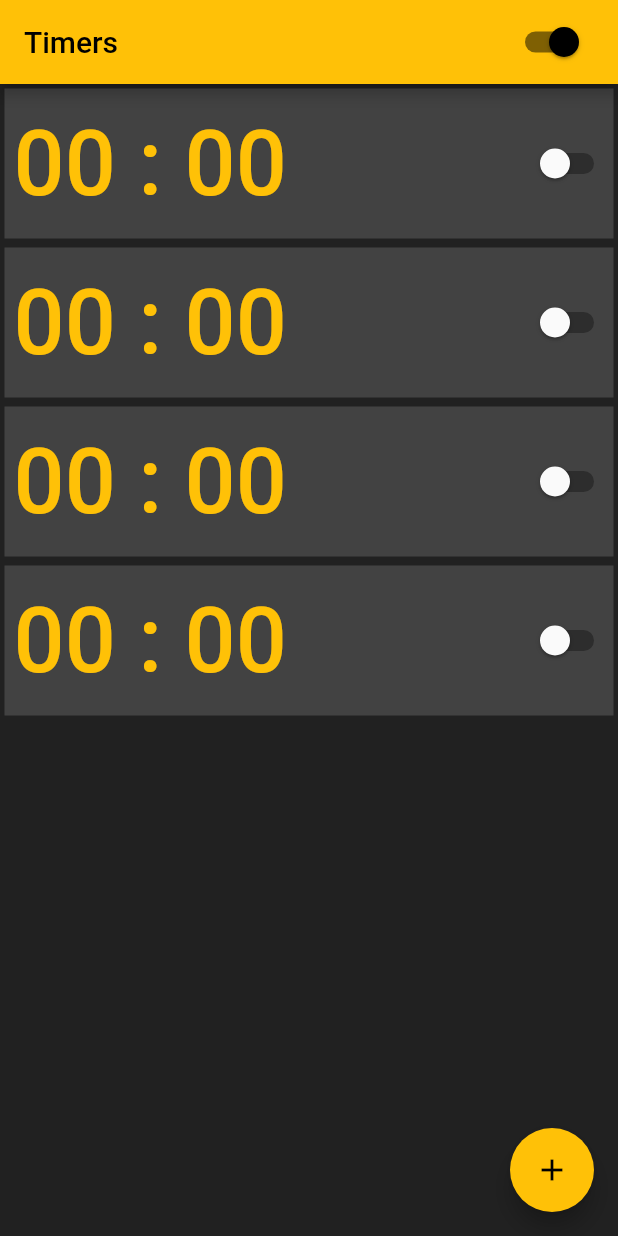
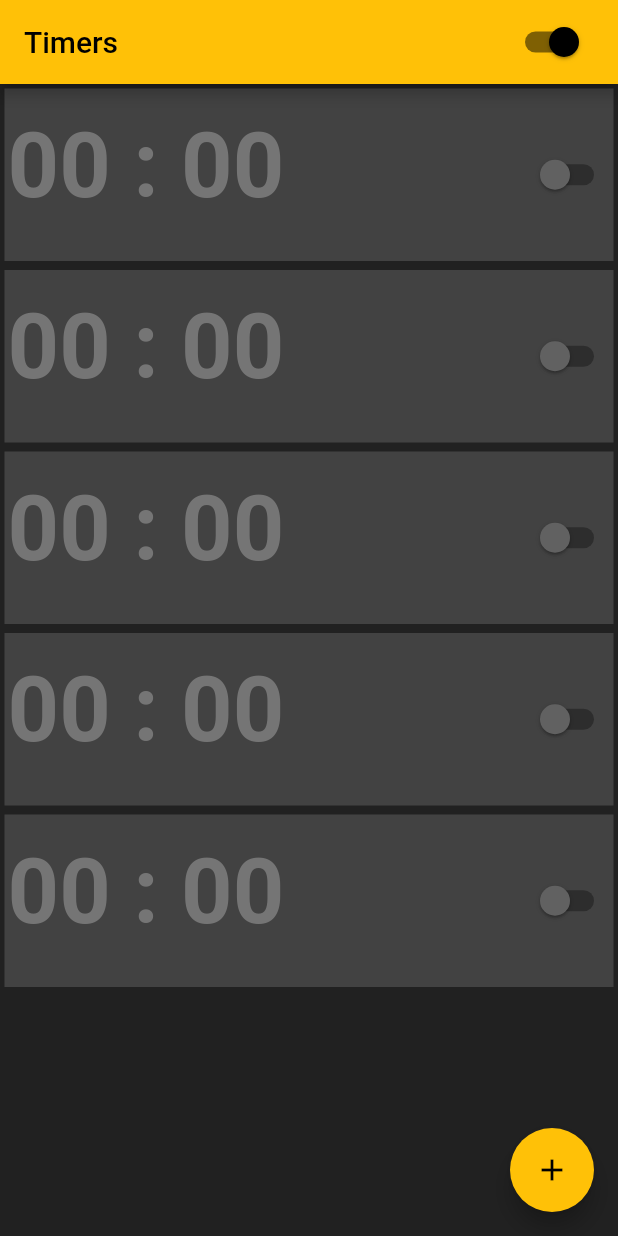
Before and after one commit to pife00/flutte-timer-app, a Flutter app: the screen it shows after launch, after a tap on the "add" icon, on a phone screen of 412 x 824 dp. Run offline on Flutter 3.47's test engine with Material 2 defaults, Android fonts, the phone set to English and light mode, and no system bars; our stand-ins replace audioplayers, flutter_local_notifications, numberpicker, shared_preferences; missing offline and left inert: flutter_background_service, flutter_background_service_android, flutter_vibrate.

```diff
--- a/lib/main.dart
+++ b/lib/main.dart
@@ -159,7 +159,7 @@ Future<void> onStart(ServiceInstance service) async {
   });
 
   // bring to foreground
-  Timer.periodic(const Duration(milliseconds: 300), (timer) async {
+  Timer.periodic(const Duration(milliseconds: 1000), (timer) async {
     String message = "";
 
     for (var element in unique) {
@@ -171,10 +171,6 @@ Future<void> onStart(ServiceInstance service) async {
           await playAudio();
           await onVibration();
         }
-      }
-
-      if (unique.length > 0) {
-        print('${unique[0].count}:${unique[0].status}');
       }
     }
 
@@ -231,10 +227,24 @@ class _HomePageState extends State<HomePage> with WidgetsBindingObserver {
   Function(String)? getTimersData;
   int counter = 0;
   bool isServiceActive = true;
-
-  stopMusic() async {
-    await stopAudio();
-  }
+  List<TimerLess> myTimers = [
+    TimerLess(
+      tick: service,
+      timerName: 1,
+    ),
+    TimerLess(
+      tick: service,
+      timerName: 2,
+    ),
+    TimerLess(
+      tick: service,
+      timerName: 3,
+    ),
+    TimerLess(
+      tick: service,
+      timerName: 4,
+    ),
+  ];
 
   @override
   void didChangeAppLifecycleState(AppLifecycleState state) async {
@@ -243,10 +253,6 @@ class _HomePageState extends State<HomePage> with WidgetsBindingObserver {
     final pref = await SharedPreferences.getInstance();
     final isbackground = state == AppLifecycleState.paused;
     final isClose = state == AppLifecycleState.detached;
-    //final service = FlutterBackgroundService();
-
-    /*if (state == AppLifecycleState.inactive ||
-        state == AppLifecycleState.detached) return;*/
 
     if (isbackground) {
       log('esta en background');
@@ -290,12 +296,7 @@ class _HomePageState extends State<HomePage> with WidgetsBindingObserver {
   @override
   Widget build(BuildContext context) {
     final service = FlutterBackgroundService();
-    List<TimerLess> myTimers = [
-      TimerLess(tick: service, timerName: 1, stopMusic: stopMusic),
-      TimerLess(tick: service, timerName: 2, stopMusic: stopMusic),
-      TimerLess(tick: service, timerName: 3, stopMusic: stopMusic),
-      TimerLess(tick: service, timerName: 4, stopMusic: stopMusic),
-    ];
+
     return Scaffold(
       backgroundColor: Colors.grey[900],
       appBar: AppBar(
@@ -327,10 +328,8 @@ class _HomePageState extends State<HomePage> with WidgetsBindingObserver {
         onPressed: null,
         child: InkWell(
           onTap: () async {
-            myTimers.add(TimerLess(
-                tick: service,
-                stopMusic: stopMusic,
-                timerName: myTimers.length + 1));
+            myTimers
+                .add(TimerLess(tick: service, timerName: myTimers.length + 1));
             setState(() {});
           },
           child: const Icon(Icons.add),
--- a/lib/widgets/timer/timer.dart
+++ b/lib/widgets/timer/timer.dart
@@ -3,6 +3,7 @@ import 'dart:convert';
 import 'dart:developer';
 import 'dart:io';
 import 'package:bg_service/main.dart';
+import 'package:intl/intl.dart';
 
 import '../../models/CountData.dart';
 
@@ -13,33 +14,32 @@ import 'package:numberpicker/numberpicker.dart';
 import 'package:shared_preferences/shared_preferences.dart';
 
 class TimerLess extends StatefulWidget {
-  TimerLess(
-      {super.key,
-      required this.tick,
-      this.timerName = 1,
-      required this.stopMusic});
+  TimerLess({
+    super.key,
+    required this.tick,
+    this.timerName = 1,
+  });
 
   final FlutterBackgroundService tick;
   int timerName = 1;
-  VoidCallback stopMusic;
 
   @override
   State<TimerLess> createState() => _TimerState();
 }
 
 class _TimerState extends State<TimerLess> with TickerProviderStateMixin {
+  final Future<SharedPreferences> _prefs = SharedPreferences.getInstance();
   int counter = 0;
   bool timerActive = false;
   bool timeEnd = false;
   int valueToPick = 15;
   int valueToReach = 0;
   bool isEndTimer = false;
+  String timerData = '';
+  List<CountData> myTimerPersisnt = [];
+  String dateStartTimer = '';
   late Timer timer;
-
-  final Future<SharedPreferences> _prefs = SharedPreferences.getInstance();
-  String timerData = '';
   late String name;
-  List<CountData> myTimerPersisnt = [];
   late AnimationController _animationController;
 
   CountData getJsonTimer(Map<String, dynamic> data) {
@@ -83,6 +83,14 @@ class _TimerState extends State<TimerLess> with TickerProviderStateMixin {
   }
 
   startTimer() async {
+    if (counter > 0) {
+      var now = DateTime.now();
+      var later = now.add(Duration(seconds: counter));
+      String formatter = DateFormat('jm').format(later);
+      setState(() {
+        dateStartTimer = formatter;
+      });
+    }
     Map<String, dynamic> timerData = {
       "name": name,
       "counter": counter,
@@ -156,63 +164,24 @@ class _TimerState extends State<TimerLess> with TickerProviderStateMixin {
         Padding(
           padding: const EdgeInsets.all(3),
           child: Container(
-            height: 100,
+            height: 115,
             color: Colors.grey[800],
             child: Row(
               mainAxisAlignment: MainAxisAlignment.spaceBetween,
               children: <Widget>[
                 Padding(
-                  padding: const EdgeInsets.all(6),
+                  padding: const EdgeInsets.all(2),
                   child: InkWell(
                     onTap: () {
-                      showModalBottomSheet<void>(
-                          context: context,
-                          builder: (context) {
-                            return StatefulBuilder(
-                              builder: ((context, setState) {
-                                return Container(
-                                  color: Colors.grey[800],
-                                  child: Column(
-                                    children: <Widget>[
-                                      NumberPicker(
-                                        textStyle:
-                                            TextStyle(color: Colors.amber[200]),
-                                        value: valueToPick,
-                                        step: 1,
-                                        minValue: 0,
-                                        maxValue: 100,
-                                        onChanged: (value) {
-                                          setState(() {
-                                            valueToPick = value;
-                                          });
-                                        },
-                                      ),
-                                      TextButton(
-                                          style: TextButton.styleFrom(
-                                              backgroundColor: Colors.amber),
-                                          onPressed: (() {
-                                            handlerCounter();
-                                            Navigator.pop(context);
-                                          }),
-                                          child: const Text(
-                                            'OK',
-                                            style:
-                                                TextStyle(color: Colors.black),
-                                          )),
-                                    ],
-                                  ),
-                                );
-                              }),
-                            );
-                          });
+                      showModal(context);
                     },
-                    child: Text(timerPretty(counter),
-                        style: const TextStyle(
-                            color: Colors.amber,
-                            fontWeight: FontWeight.w500,
-                            fontSize: 60)),
+                    child: Column(children: <Widget>[
+                      dateStart(dateStartTimer),
+                      showTimer(),
+                    ]),
                   ),
                 ),
+
                 // ignore: prefer_const_constructors
 
                 timeEnd ? stopButton() : Container(),
@@ -226,6 +195,114 @@ class _TimerState extends State<TimerLess> with TickerProviderStateMixin {
         ),
       ],
     );
+  }
+
+  Future<void> showModal(BuildContext context) {
+    return showModalBottomSheet<void>(
+        context: context,
+        builder: (context) {
+          return StatefulBuilder(
+            builder: ((context, setState) {
+              return Container(
+                color: Colors.grey[800],
+                child: Column(
+                  children: <Widget>[
+                    NumberPicker(
+                      textStyle: TextStyle(color: Colors.amber[200]),
+                      value: valueToPick,
+                      step: 1,
+                      minValue: 0,
+                      maxValue: 180,
+                      onChanged: (value) {
+                        setState(() {
+                          valueToPick = value;
+                        });
+                      },
+                    ),
+                    const SizedBox(height: 32),
+                    Row(
+                      mainAxisAlignment: MainAxisAlignment.center,
+                      children: [
+                        TextButton(
+                            style: TextButton.styleFrom(
+                                backgroundColor: Colors.amber),
+                            onPressed: (() {
+                              setState(() {
+                                valueToPick = 30;
+                              });
+                            }),
+                            child: const Text(
+                              '30',
+                              style: TextStyle(color: Colors.black),
+                            )),
+                        IconButton(
+                          icon: const Icon(
+                            Icons.remove,
+                            color: Colors.amber,
+                          ),
+                          onPressed: () => setState(() {
+                            final newValue = valueToPick - 10;
+                            valueToPick = newValue.clamp(0, 100);
+                          }),
+                        ),
+                        Text(
+                          'Valor actual: $valueToPick',
+                          style: const TextStyle(color: Colors.amber),
+                        ),
+                        IconButton(
+                          icon: const Icon(Icons.add, color: Colors.amber),
+                          onPressed: () => setState(() {
+                            final newValue = valueToPick + 20;
+                            valueToPick = newValue.clamp(0, 100);
+                          }),
+                        ),
+                        TextButton(
+                            style: TextButton.styleFrom(
+                                backgroundColor: Colors.amber),
+                            onPressed: (() {
+                              setState(() {
+                                valueToPick = 60;
+                              });
+                            }),
+                            child: const Text(
+                              '60',
+                              style: TextStyle(color: Colors.black),
+                            )),
+                      ],
+                    ),
+                    TextButton(
+                        style:
+                            TextButton.styleFrom(backgroundColor: Colors.amber),
+                        onPressed: (() {
+                          handlerCounter();
+                          Navigator.pop(context);
+                        }),
+                        child: const Text(
+                          'OK',
+                          style: TextStyle(color: Colors.black),
+                        )),
+                  ],
+                ),
+              );
+            }),
+          );
+        });
+  }
+
+  Widget dateStart(String dateStart) {
+    return Text(dateStartTimer,
+        style: TextStyle(
+            color: timerActive == true ? Colors.amber : Colors.grey[600],
+            fontWeight: FontWeight.w700,
+            fontSize: 12));
+  }
+
+  Widget showTimer() {
+    return Text(timerPretty(counter),
+        style: TextStyle(
+            color: timerActive == true ? Colors.amber : Colors.grey[600],
+            fontWeight: FontWeight.w700,
+            fontSize: 60));
   }
 
   Widget stopButton() {
@@ -244,10 +321,11 @@ class _TimerState extends State<TimerLess> with TickerProviderStateMixin {
       // This bool value toggles the switch.
       value: timerActive,
       activeColor: Colors.amber,
+      inactiveThumbColor: Colors.grey[700],
       onChanged: (bool value) {
         setState(() {
           if (counter <= 0) {
-            timeEnd = !value;
+            timeEnd = false;
           }
           timerActive = value;
         });
@@ -257,6 +335,9 @@ class _TimerState extends State<TimerLess> with TickerProviderStateMixin {
   }
 
   void stopMusic() {
+    setState(() {
+      timeEnd = false;
+    });
     service.invoke("stopMusic");
   }
 }
--- a/pubspec.yaml
+++ b/pubspec.yaml
@@ -37,6 +37,7 @@ dependencies:
   flutter_vibrate: ^1.3.0
   audioplayers: ^1.1.1
   shared_preferences: ^2.0.15
+  intl: ^0.17.0
   # The following adds the Cupertino Icons font to your application.
   # Use with the CupertinoIcons class for iOS style icons.
   cupertino_icons: ^1.0.2
```
Also changed, not shown: pubspec.lock.
